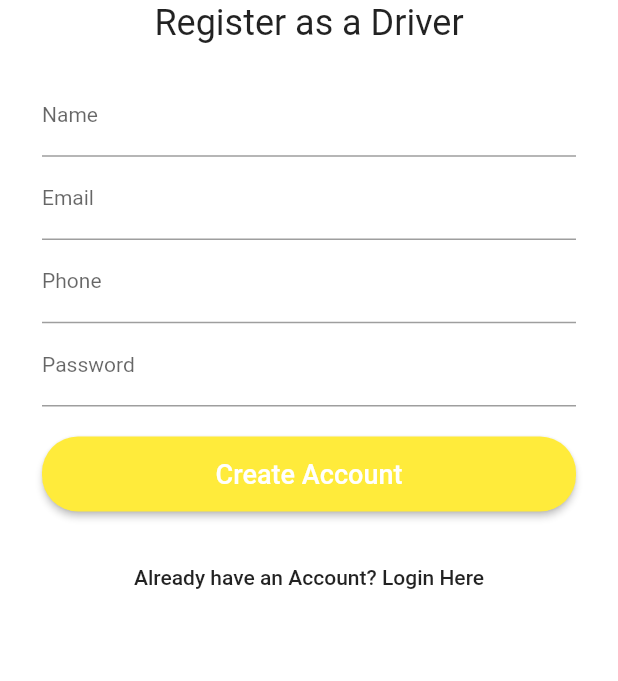
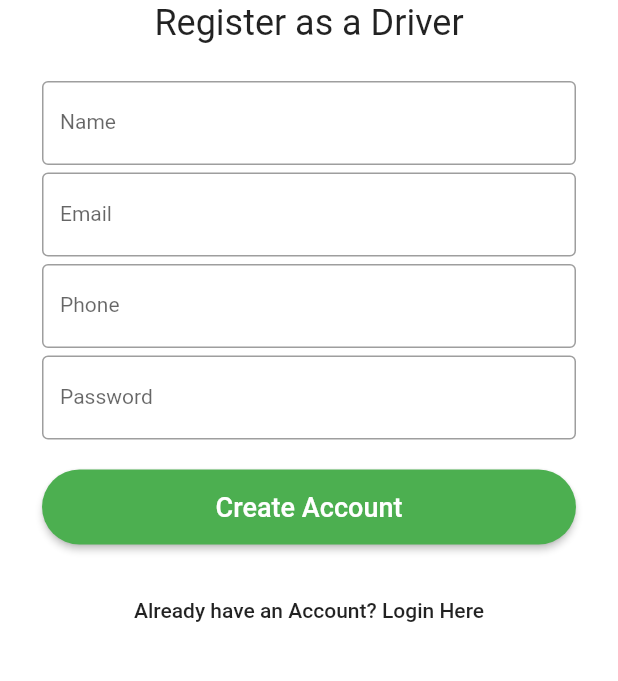
Before and after one commit to adeelashraf1997/GoEdrive-Ali-Muhmmad, a Flutter app: the screen it shows after launch, after a tap on "Do not have an Account? Register Here", on a phone screen of 412 x 824 dp, the part 417-1098 px from its top. Run offline on Flutter 3.47's test engine with Material 2 defaults, Android fonts, the phone set to English and light mode, and no system bars; our stand-ins replace animated_text_kit, assets_audio_player, firebase_auth, firebase_core, firebase_database, firebase_messaging and 5 more; missing offline and left inert: flutter_geofire, flutter_polyline_points, maps_toolkit; accounts and stored records are empty; Roboto replaces fonts that are missing (Brand Bold).

Commit message:
driver side work
work on driver side

```diff
--- a/godrivedriver/lib/AllScreens/loginScreen.dart
+++ b/godrivedriver/lib/AllScreens/loginScreen.dart
@@ -55,6 +55,7 @@ class _LoginScreenState extends State<LoginScreen> {
                       controller: emailTextEditingController,
                       keyboardType: TextInputType.emailAddress,
                       decoration: InputDecoration(
+                        border: OutlineInputBorder(),
                         labelText: "Email",
                         labelStyle: TextStyle(
                           fontSize: 14.0,
@@ -67,12 +68,13 @@ class _LoginScreenState extends State<LoginScreen> {
                       style: TextStyle(fontSize: 14.0),
                     ),
                     SizedBox(
-                      height: 1.0,
+                      height: 5.0,
                     ),
                     TextField(
                       controller: passwordTextEditingController,
                       obscureText: true,
                       decoration: InputDecoration(
+                        border: OutlineInputBorder(),
                         labelText: "Password",
                         labelStyle: TextStyle(
                           fontSize: 14.0,
@@ -87,21 +89,28 @@ class _LoginScreenState extends State<LoginScreen> {
                     SizedBox(
                       height: 20.0,
                     ),
-                    RaisedButton(
-                      color: Colors.yellow,
-                      textColor: Colors.white,
+                    ElevatedButton(
+                      style: ButtonStyle(
+                        shape:
+                            MaterialStateProperty.all<RoundedRectangleBorder>(
+                          RoundedRectangleBorder(
+                            borderRadius: BorderRadius.circular(25.0),
+                          ),
+                        ),
+                        backgroundColor:
+                            MaterialStateProperty.all<Color>(Colors.green),
+                      ),
                       child: Container(
                         height: 50.0,
                         child: Center(
                           child: Text(
                             "Login",
                             style: TextStyle(
-                                fontSize: 18.0, fontFamily: "Brand Bold"),
+                                color: Colors.white,
+                                fontSize: 18.0,
+                                fontFamily: "Brand Bold"),
                           ),
                         ),
-                      ),
-                      shape: new RoundedRectangleBorder(
-                        borderRadius: new BorderRadius.circular(24.0),
                       ),
                       onPressed: () {
                         if (!emailTextEditingController.text.contains("@")) {
--- a/godrivedriver/lib/AllScreens/registerationScreen.dart
+++ b/godrivedriver/lib/AllScreens/registerationScreen.dart
@@ -47,12 +47,13 @@ class RegisterationScreen extends StatelessWidget {
                 child: Column(
                   children: [
                     SizedBox(
-                      height: 1.0,
+                      height: 5.0,
                     ),
                     TextField(
                       controller: nameTextEditingController,
                       keyboardType: TextInputType.text,
                       decoration: InputDecoration(
+                        border: OutlineInputBorder(),
                         labelText: "Name",
                         labelStyle: TextStyle(
                           fontSize: 14.0,
@@ -65,12 +66,13 @@ class RegisterationScreen extends StatelessWidget {
                       style: TextStyle(fontSize: 14.0),
                     ),
                     SizedBox(
-                      height: 1.0,
+                      height: 5.0,
                     ),
                     TextField(
                       controller: emailTextEditingController,
                       keyboardType: TextInputType.emailAddress,
                       decoration: InputDecoration(
+                        border: OutlineInputBorder(),
                         labelText: "Email",
                         labelStyle: TextStyle(
                           fontSize: 14.0,
@@ -83,12 +85,13 @@ class RegisterationScreen extends StatelessWidget {
                       style: TextStyle(fontSize: 14.0),
                     ),
                     SizedBox(
-                      height: 1.0,
+                      height: 5.0,
                     ),
                     TextField(
                       controller: phoneTextEditingController,
                       keyboardType: TextInputType.phone,
                       decoration: InputDecoration(
+                        border: OutlineInputBorder(),
                         labelText: "Phone",
                         labelStyle: TextStyle(
                           fontSize: 14.0,
@@ -101,12 +104,13 @@ class RegisterationScreen extends StatelessWidget {
                       style: TextStyle(fontSize: 14.0),
                     ),
                     SizedBox(
-                      height: 1.0,
+                      height: 5.0,
                     ),
                     TextField(
                       controller: passwordTextEditingController,
                       obscureText: true,
                       decoration: InputDecoration(
+                        border: OutlineInputBorder(),
                         labelText: "Password",
                         labelStyle: TextStyle(
                           fontSize: 14.0,
@@ -121,21 +125,28 @@ class RegisterationScreen extends StatelessWidget {
                     SizedBox(
                       height: 20.0,
                     ),
-                    RaisedButton(
-                      color: Colors.yellow,
-                      textColor: Colors.white,
+                    ElevatedButton(
+                      style: ButtonStyle(
+                        shape:
+                            MaterialStateProperty.all<RoundedRectangleBorder>(
+                          RoundedRectangleBorder(
+                            borderRadius: BorderRadius.circular(25.0),
+                          ),
+                        ),
+                        backgroundColor:
+                            MaterialStateProperty.all<Color>(Colors.green),
+                      ),
                       child: Container(
                         height: 50.0,
                         child: Center(
                           child: Text(
                             "Create Account",
                             style: TextStyle(
-                                fontSize: 18.0, fontFamily: "Brand Bold"),
+                                fontSize: 18.0,
+                                fontFamily: "Brand Bold",
+                                color: Colors.white),
                           ),
                         ),
-                      ),
-                      shape: new RoundedRectangleBorder(
-                        borderRadius: new BorderRadius.circular(24.0),
                       ),
                       onPressed: () {
                         if (nameTextEditingController.text.length < 3) {
```
Also changed, not shown: godrivedriver/lib/AllScreens/carInfoScreen.dart (+23 -6 lines).
